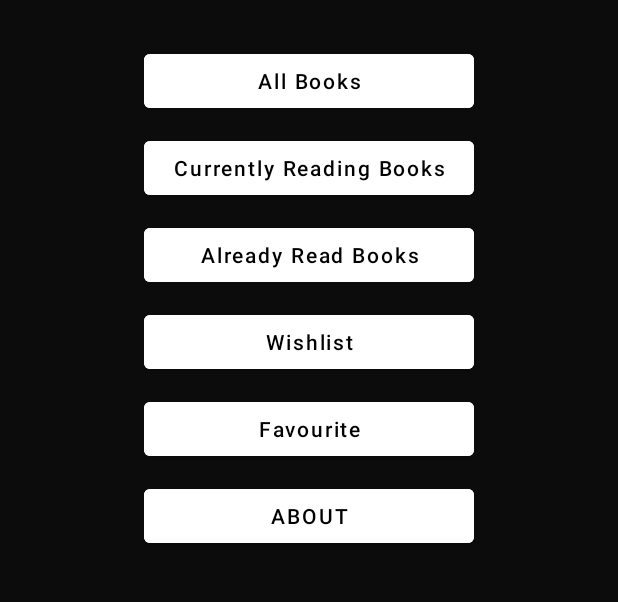
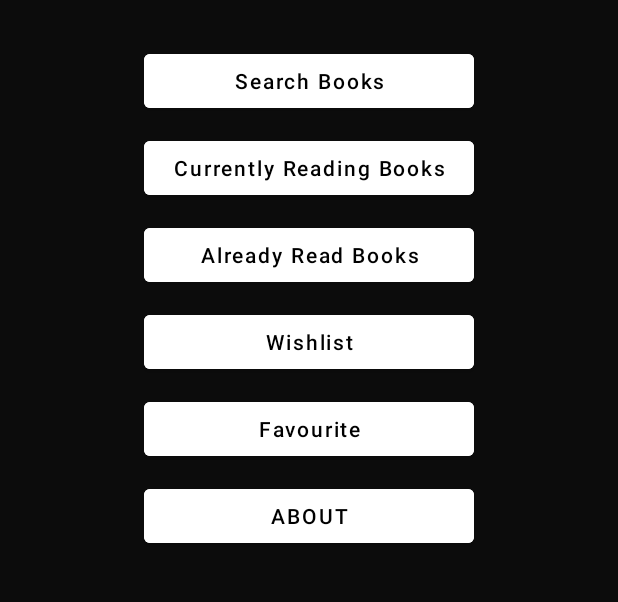
Before and after one commit to RizniMohamed/My-Library, an Android app: the screen it shows after launch (MainActivity), on a phone screen of 412 x 824 dp, the part 318-920 px from its top. Run offline under Robolectric (Android 15) with nearby library versions, the light colour scheme and no system bars.

Commit message:
layout update

```diff
--- a/app/src/main/res/layout/activity_main.xml
+++ b/app/src/main/res/layout/activity_main.xml
@@ -55,7 +55,7 @@
                     android:layout_height="wrap_content"
                     android:layout_marginTop="30dp"
                     android:backgroundTint="@color/Theme_FG"
-                    android:text="@string/all_books"
+                    android:text="@string/search_books"
                     android:textAllCaps="false"
                     android:textColor="@color/Theme_font_2"
                     app:layout_constraintEnd_toEndOf="parent"
--- a/app/src/main/res/values/strings.xml
+++ b/app/src/main/res/values/strings.xml
@@ -1,7 +1,7 @@
 <resources>
     <string name="app_name">Book Store</string>
     <string name="txtlicence">Developed by Rizni riznicreation.com</string>
-    <string name="all_books">All Books</string>
+    <string name="search_books">Search Books</string>
     <string name="currently_reading_books">Currently Reading Books</string>
     <string name="already_read_books">Already Read Books</string>
     <string name="wishlist">Wishlist</string>
```
